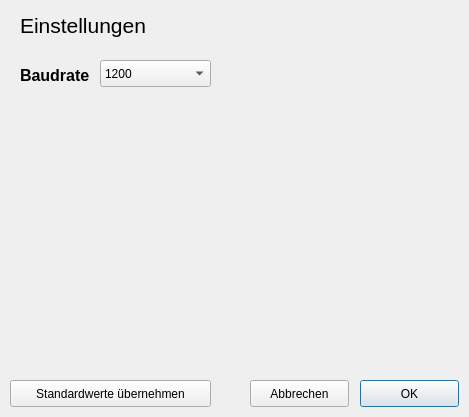
This is LabConnect/einstellungen.ui in LabConnect/Interface as Qt 5 draws it before an edit. The edited form follows.
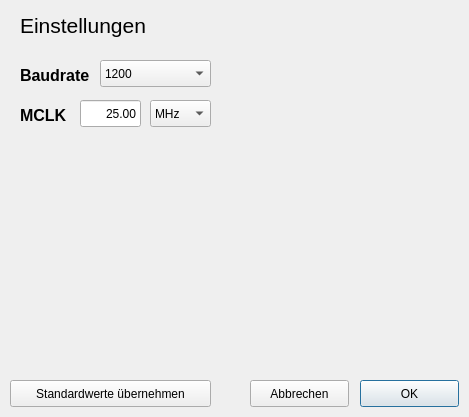
This is the edited form.

Diff of the .ui file:
```diff
--- a/LabConnect/einstellungen.ui
+++ b/LabConnect/einstellungen.ui
@@ -144,6 +144,73 @@
     <string>Baudrate</string>
    </property>
   </widget>
+  <widget class="QLabel" name="label_3">
+   <property name="geometry">
+    <rect>
+     <x>20</x>
+     <y>100</y>
+     <width>71</width>
+     <height>31</height>
+    </rect>
+   </property>
+   <property name="font">
+    <font>
+     <pointsize>12</pointsize>
+     <weight>75</weight>
+     <bold>true</bold>
+    </font>
+   </property>
+   <property name="text">
+    <string>MCLK</string>
+   </property>
+  </widget>
+  <widget class="QLineEdit" name="lineEdit">
+   <property name="geometry">
+    <rect>
+     <x>80</x>
+     <y>100</y>
+     <width>61</width>
+     <height>27</height>
+    </rect>
+   </property>
+   <property name="layoutDirection">
+    <enum>Qt::LeftToRight</enum>
+   </property>
+   <property name="text">
+    <string>25.00</string>
+   </property>
+   <property name="alignment">
+    <set>Qt::AlignRight|Qt::AlignTrailing|Qt::AlignVCenter</set>
+   </property>
+  </widget>
+  <widget class="QComboBox" name="comboBox_2">
+   <property name="geometry">
+    <rect>
+     <x>150</x>
+     <y>100</y>
+     <width>61</width>
+     <height>27</height>
+    </rect>
+   </property>
+   <property name="currentIndex">
+    <number>2</number>
+   </property>
+   <item>
+    <property name="text">
+     <string>Hz</string>
+    </property>
+   </item>
+   <item>
+    <property name="text">
+     <string>kHz</string>
+    </property>
+   </item>
+   <item>
+    <property name="text">
+     <string>MHz</string>
+    </property>
+   </item>
+  </widget>
  </widget>
  <resources/>
  <connections/>
```
